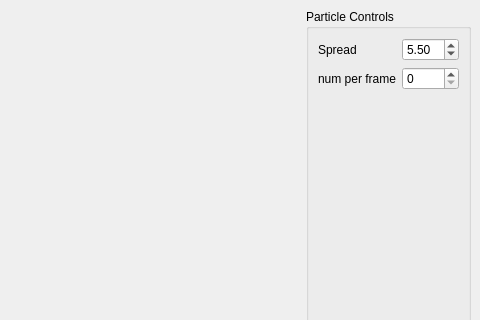
Qt form Boids/ui/MainWindow.ui (5610456/programming-assignment-5610456) before a commit; both pictures show x 509 to 989 and y 0 to 320 of the 989 by 646 pixel window.
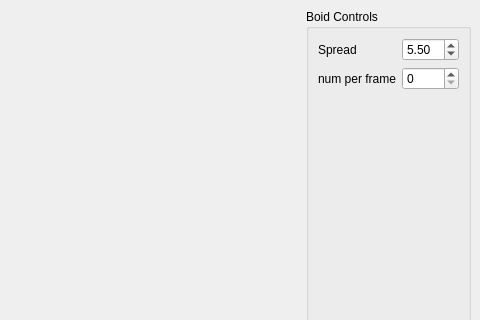
The same form after that commit.

Patch:
```diff
--- a/Boids/ui/MainWindow.ui
+++ b/Boids/ui/MainWindow.ui
@@ -18,7 +18,7 @@
     <item row="0" column="1">
      <widget class="QGroupBox" name="groupBox">
       <property name="title">
-       <string>Particle Controls</string>
+       <string>Boid Controls</string>
       </property>
       <layout class="QFormLayout" name="formLayout">
        <item row="1" column="1">
```
Left out of the diff: 2 changed lines with no effect on the pictures.
